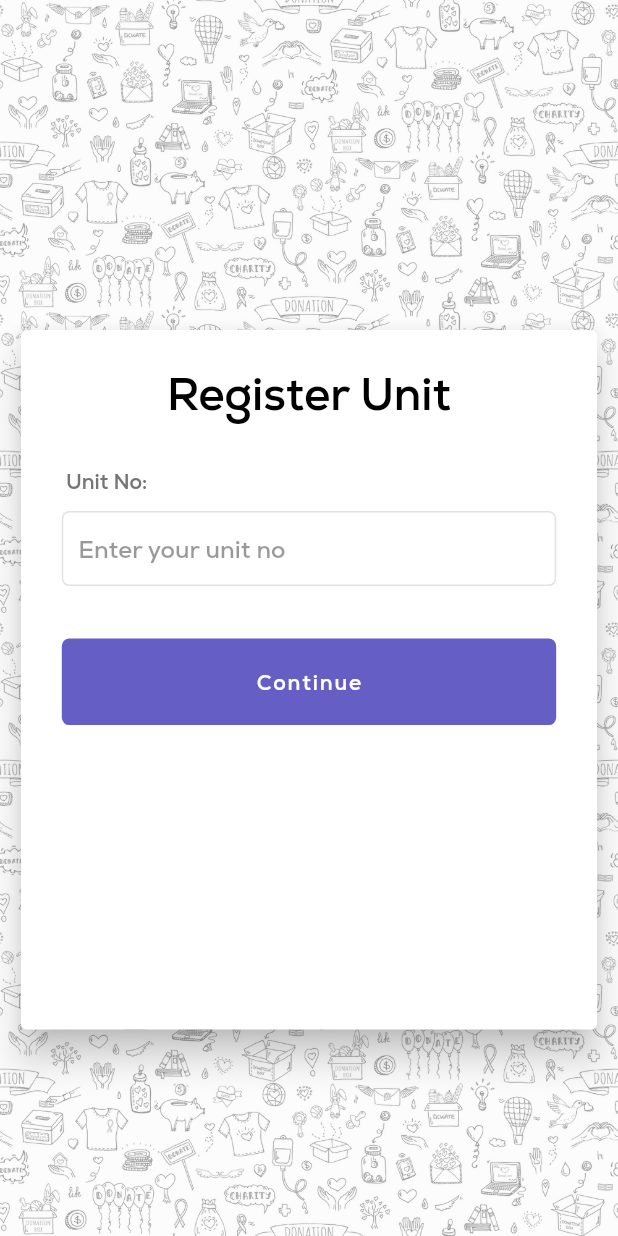
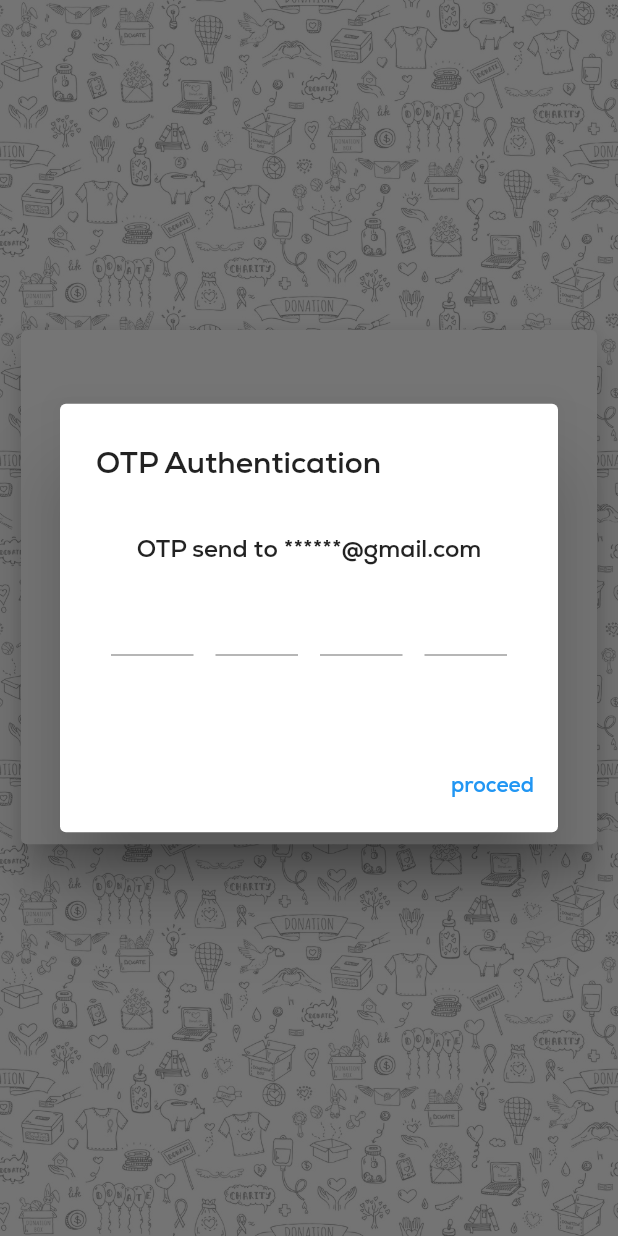
Before and after one commit to AswinKalathil/nss_connect, a Flutter app: the Register screen opened by its route, after a tap on "Continue", on a phone screen of 412 x 824 dp. Run offline on Flutter 3.47's test engine with Material 2 defaults, Android fonts, the light colour scheme and no system bars.

Commit message:
confirm page

```diff
--- a/nss_connect/lib/main.dart
+++ b/nss_connect/lib/main.dart
@@ -2,6 +2,7 @@ import 'package:flutter/material.dart';
 import 'package:nss_connect/register.dart';
 import 'login.dart';
 import 'register.dart';
+import 'cfmdta.dart';
 
 void main() {
   runApp(const MyApp());
@@ -22,6 +23,7 @@ class MyApp extends StatelessWidget {
       routes: {
         Login.id: (ctx) => Login(),
         Register.id: (ctx) => Register(),
+        ConfirmData.id: (ctx) => ConfirmData(),
       },
       home: const Login(),
     );
--- a/nss_connect/lib/regcard.dart
+++ b/nss_connect/lib/regcard.dart
@@ -1,4 +1,6 @@
 import 'package:flutter/material.dart';
+import 'package:flutter/services.dart';
+import 'package:nss_connect/cfmdta.dart';
 
 class RegCard extends StatefulWidget {
   const RegCard({super.key});
@@ -14,14 +16,17 @@ class _RegCardState extends State<RegCard> {
   Widget build(BuildContext context) {
     return Container(
       padding: EdgeInsets.all(10),
-      height: MediaQuery.of(context).size.height * 0.6,
+      height: MediaQuery.of(context).size.height * 0.45,
       width: MediaQuery.of(context).size.width,
       child: Card(
         color: Colors.white,
         elevation: 10,
-        child: Column(children: [
+        child: Column(
+            mainAxisAlignment: MainAxisAlignment.center,
+            crossAxisAlignment: CrossAxisAlignment.center,
+            children: [
           Padding(
-            padding: const EdgeInsets.only(top: 20),
+            padding: const EdgeInsets.only(top: 10),
             child: Text(
               'Register Unit',
               style: TextStyle(
@@ -48,7 +53,11 @@ class _RegCardState extends State<RegCard> {
               ),
             ),
           ),
-          Container(
+              SizedBox(
+                height: 10,
+              ),
+
+              Container(
             decoration: BoxDecoration(
               borderRadius: BorderRadius.all(Radius.circular(5)),
               border: Border.all(
@@ -87,7 +96,103 @@ class _RegCardState extends State<RegCard> {
 
           //Login button
           GestureDetector(
-              onTap: () {},
+              onTap: () {
+                showDialog(context: context, builder: (context) => AlertDialog(
+                  title: Text('OTP Authentication '),
+                  content: Container(
+                    padding: EdgeInsets.all(10),
+                    height: MediaQuery.of(context).size.height * 0.15,
+                    width: MediaQuery.of(context).size.width * 0.7,
+                    child: Column(
+                      children: [
+
+                        Text('OTP send to ******@gmail.com'),
+                        SizedBox(
+                          height: 10,
+                        ),
+                        Row(
+                          mainAxisAlignment: MainAxisAlignment.spaceBetween,
+                          children: [
+                            SizedBox(
+                              height: 68,
+                              width: 55,
+                              child: TextField(
+                                onChanged: (value){
+                                  if (value.length == 1)
+                                 { FocusScope.of(context).nextFocus();}
+                                },
+                                style: Theme.of(context).textTheme.headline6,
+                                keyboardType: TextInputType.number,
+                                textAlign: TextAlign.center,
+                                inputFormatters: [
+                                  LengthLimitingTextInputFormatter(1),
+                                  FilteringTextInputFormatter.digitsOnly,
+                                ],
+                              ),
+                            ),
+                            SizedBox(
+                              height: 68,
+                              width: 55,
+                              child: TextField(
+                                onChanged: (value){
+                                  if (value.length == 1)
+                                  { FocusScope.of(context).nextFocus();}
+                                },
+                                style: Theme.of(context).textTheme.headline6,
+                                keyboardType: TextInputType.number,
+                                textAlign: TextAlign.center,
+                                inputFormatters: [
+                                  LengthLimitingTextInputFormatter(1),
+                                  FilteringTextInputFormatter.digitsOnly,
+                                ],
+                              ),
+                            ),
+                            SizedBox(
+                              height: 68,
+                              width: 55,
+                              child: TextField(
+                                onChanged: (value){
+                                  if (value.length == 1)
+                                  { FocusScope.of(context).nextFocus();}
+                                },
+                                style: Theme.of(context).textTheme.headline6,
+                                keyboardType: TextInputType.number,
+                                textAlign: TextAlign.center,
+                                inputFormatters: [
+                                  LengthLimitingTextInputFormatter(1),
+                                  FilteringTextInputFormatter.digitsOnly,
+                                ],
+                              ),
+                            ),
+                            SizedBox(
+                              height: 68,
+                              width: 55,
+                              child: TextField(
+                                onChanged: (value){
+                                  if (value.length == 1)
+                                  { FocusScope.of(context).nextFocus();}
+                                },
+                                style: Theme.of(context).textTheme.headline6,
+                                keyboardType: TextInputType.number,
+                                textAlign: TextAlign.center,
+                                inputFormatters: [
+                                  LengthLimitingTextInputFormatter(1),
+                                  FilteringTextInputFormatter.digitsOnly,
+                                ],
+                              ),
+                            )
+                          ],
+                        ),
+                      ],
+                    ),
+                  )
+
+                  ,
+                  actions: [
+                    TextButton(onPressed: (){Navigator.pushNamed(context,ConfirmData.id);}, child: Text('proceed'))
+                  ],
+                ), );
+              },
               child: Container(
                 width: MediaQuery.of(context).size.width * 0.8,
                 height: MediaQuery.of(context).size.height * 0.07,
```
Also changed, not shown: nss_connect/lib/cfmdta.dart (added, +43 -0 lines), nss_connect/lib/regdata.dart (added, +193 -0 lines).
